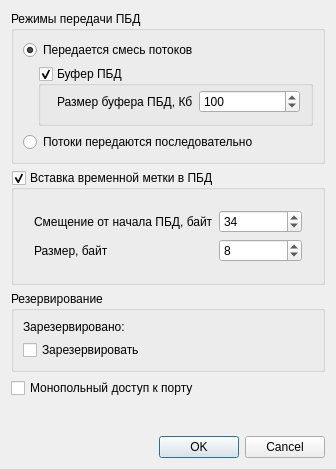
ksv141/NetTester, file client/portconfigdialog.ui: the form before one commit.
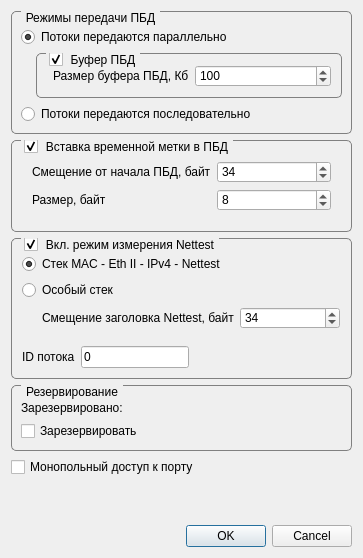
The form after the commit.

Commit message: update *.proto and portconfigdialog.*

What changed in the file:
```diff
--- a/client/portconfigdialog.ui
+++ b/client/portconfigdialog.ui
@@ -6,8 +6,8 @@
    <rect>
     <x>0</x>
     <y>0</y>
-    <width>336</width>
-    <height>469</height>
+    <width>363</width>
+    <height>558</height>
    </rect>
   </property>
   <property name="windowTitle">
@@ -16,14 +16,31 @@
   <layout class="QVBoxLayout">
    <item>
     <widget class="QGroupBox" name="transmitModeBox">
+     <property name="styleSheet">
+      <string notr="true">QGroupBox {
+    border: 1px solid gray;
+    border-radius: 5px;
+    margin-top: 0.5em;
+}
+
+QGroupBox::title {
+    subcontrol-origin: margin;
+    left: 10px;
+    padding: 0 3px 0 3px;
+}
+</string>
+     </property>
      <property name="title">
       <string>Режимы передачи ПБД</string>
      </property>
      <layout class="QVBoxLayout">
+      <property name="topMargin">
+       <number>15</number>
+      </property>
       <item>
        <widget class="QRadioButton" name="interleavedStreamsButton">
         <property name="text">
-         <string>Передается смесь потоков</string>
+         <string>Потоки передаются параллельно</string>
         </property>
         <property name="checked">
          <bool>true</bool>
@@ -63,7 +80,7 @@
             <number>15</number>
            </property>
            <property name="topMargin">
-            <number>3</number>
+            <number>10</number>
            </property>
            <property name="rightMargin">
             <number>9</number>
@@ -129,6 +146,20 @@
    </item>
    <item>
     <widget class="QGroupBox" name="timeStampGroupBox">
+     <property name="styleSheet">
+      <string notr="true">QGroupBox {
+    border: 1px solid gray;
+    border-radius: 5px;
+    margin-top: 0.5em;
+}
+
+QGroupBox::title {
+    subcontrol-origin: margin;
+    left: 10px;
+    padding: 0 3px 0 3px;
+}
+</string>
+     </property>
      <property name="title">
       <string>Вставка временной метки в ПБД</string>
      </property>
@@ -212,12 +243,188 @@
      </layout>
     </widget>
    </item>
+   <item>
+    <widget class="QGroupBox" name="nettestModeGroupBox">
+     <property name="styleSheet">
+      <string notr="true">QGroupBox {
+    border: 1px solid gray;
+    border-radius: 5px;
+    margin-top: 0.5em;
+}
+
+QGroupBox::title {
+    subcontrol-origin: margin;
+    left: 10px;
+    padding: 0 3px 0 3px;
+}
+</string>
+     </property>
+     <property name="title">
+      <string>Вкл. режим измерения Nettest</string>
+     </property>
+     <property name="checkable">
+      <bool>true</bool>
+     </property>
+     <layout class="QVBoxLayout" name="verticalLayout_3">
+      <property name="leftMargin">
+       <number>0</number>
+      </property>
+      <property name="topMargin">
+       <number>0</number>
+      </property>
+      <property name="rightMargin">
+       <number>0</number>
+      </property>
+      <property name="bottomMargin">
+       <number>0</number>
+      </property>
+      <item>
+       <widget class="QFrame" name="nettestModeFrame">
+        <layout class="QVBoxLayout" name="verticalLayout_4">
+         <property name="leftMargin">
+          <number>10</number>
+         </property>
+         <property name="topMargin">
+          <number>15</number>
+         </property>
+         <property name="rightMargin">
+          <number>10</number>
+         </property>
+         <property name="bottomMargin">
+          <number>10</number>
+         </property>
+         <item>
+          <widget class="QRadioButton" name="nettestStandardButton">
+           <property name="text">
+            <string>Стек MAC - Eth II - IPv4 - Nettest</string>
+           </property>
+           <property name="checked">
+            <bool>true</bool>
+           </property>
+          </widget>
+         </item>
+         <item>
+          <widget class="QRadioButton" name="nettestSpecialButton">
+           <property name="text">
+            <string>Особый стек</string>
+           </property>
+           <property name="checked">
+            <bool>false</bool>
+           </property>
+          </widget>
+         </item>
+         <item>
+          <widget class="QFrame" name="nettestSpecialFrame">
+           <property name="enabled">
+            <bool>true</bool>
+           </property>
+           <layout class="QHBoxLayout" name="horizontalLayout_2">
+            <property name="leftMargin">
+             <number>20</number>
+            </property>
+            <property name="topMargin">
+             <number>1</number>
+            </property>
+            <property name="rightMargin">
+             <number>1</number>
+            </property>
+            <property name="bottomMargin">
+             <number>1</number>
+            </property>
+            <item>
+             <widget class="QLabel" name="label_4">
+              <property name="enabled">
+               <bool>true</bool>
+              </property>
+              <property name="text">
+               <string>Смещение заголовка Nettest, байт</string>
+              </property>
+             </widget>
+            </item>
+            <item>
+             <widget class="QSpinBox" name="nettestHdrOffset">
+              <property name="enabled">
+               <bool>true</bool>
+              </property>
+              <property name="maximum">
+               <number>1500</number>
+              </property>
+              <property name="value">
+               <number>34</number>
+              </property>
+             </widget>
+            </item>
+           </layout>
+          </widget>
+         </item>
+         <item>
+          <layout class="QFormLayout" name="formLayout">
+           <property name="leftMargin">
+            <number>0</number>
+           </property>
+           <property name="topMargin">
+            <number>10</number>
+           </property>
+           <property name="rightMargin">
+            <number>0</number>
+           </property>
+           <property name="bottomMargin">
+            <number>0</number>
+           </property>
+           <item row="0" column="0">
+            <widget class="QLabel" name="label_5">
+             <property name="text">
+              <string>ID потока</string>
+             </property>
+            </widget>
+           </item>
+           <item row="0" column="1">
+            <widget class="QLineEdit" name="streamId">
+             <property name="sizePolicy">
+              <sizepolicy hsizetype="Fixed" vsizetype="Fixed">
+               <horstretch>0</horstretch>
+               <verstretch>0</verstretch>
+              </sizepolicy>
+             </property>
+             <property name="text">
+              <string>0</string>
+             </property>
+            </widget>
+           </item>
+          </layout>
+         </item>
+        </layout>
+       </widget>
+      </item>
+     </layout>
+    </widget>
+   </item>
    <item>
     <widget class="QGroupBox" name="groupBox">
+     <property name="styleSheet">
+      <string notr="true">QGroupBox {
+    border: 1px solid gray;
+    border-radius: 5px;
+    margin-top: 0.5em;
+}
+
+QGroupBox::title {
+    subcontrol-origin: margin;
+    left: 10px;
+    padding: 0 3px 0 3px;
+}
+</string>
+     </property>
      <property name="title">
       <string>Резервирование</string>
      </property>
      <layout class="QVBoxLayout">
+      <property name="leftMargin">
+       <number>9</number>
+      </property>
+      <property name="topMargin">
+       <number>15</number>
+      </property>
       <item>
        <widget class="QLabel" name="reservedBy">
         <property name="text">
```
Left out of the diff: 32 changed lines with no effect on the pictures. The commit also changes 5 other files.
